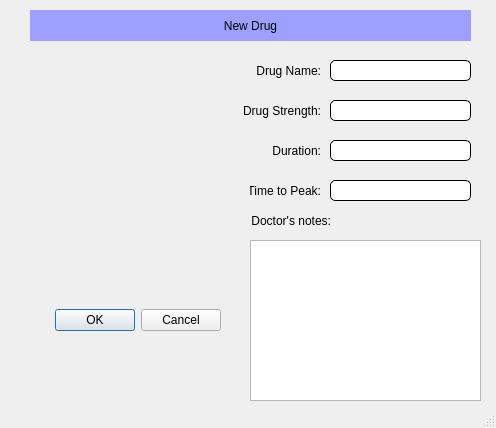
First picture: the form in addDrug.ui, repository jordanhenry92/Medical-Application, before the edit.
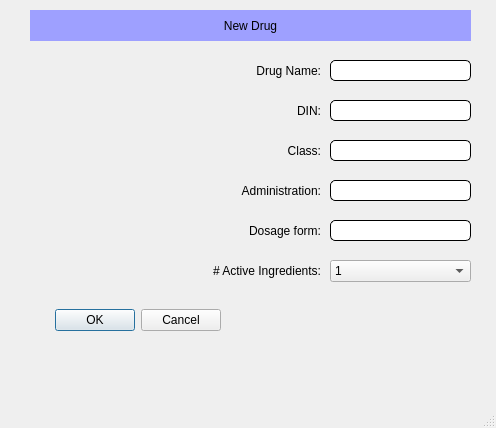
Second picture: the form after the edit. Icons and pictures are not drawn.

Commit message: Created add and remove functionality for both patients and drugs

What changed in the file:
```diff
--- a/addDrug.ui
+++ b/addDrug.ui
@@ -129,7 +129,7 @@
      </rect>
     </property>
     <property name="text">
-     <string>Drug Strength:</string>
+     <string>DIN:</string>
     </property>
     <property name="alignment">
      <set>Qt::AlignRight|Qt::AlignTrailing|Qt::AlignVCenter</set>
@@ -145,7 +145,7 @@
      </rect>
     </property>
     <property name="text">
-     <string>Duration:</string>
+     <string>Class:</string>
     </property>
     <property name="alignment">
      <set>Qt::AlignRight|Qt::AlignTrailing|Qt::AlignVCenter</set>
@@ -154,14 +154,14 @@
    <widget class="QLabel" name="label_13">
     <property name="geometry">
      <rect>
-      <x>250</x>
+      <x>240</x>
       <y>180</y>
-      <width>71</width>
+      <width>81</width>
       <height>21</height>
      </rect>
     </property>
     <property name="text">
-     <string>Time to Peak:</string>
+     <string>Administration:</string>
     </property>
     <property name="alignment">
      <set>Qt::AlignRight|Qt::AlignTrailing|Qt::AlignVCenter</set>
@@ -205,27 +205,105 @@
      <string/>
     </property>
    </widget>
-   <widget class="QTextEdit" name="dNoteEdit">
+   <widget class="QLabel" name="numIngredLabel">
     <property name="geometry">
      <rect>
-      <x>250</x>
-      <y>240</y>
-      <width>231</width>
-      <height>161</height>
+      <x>210</x>
+      <y>260</y>
+      <width>111</width>
+      <height>21</height>
      </rect>
     </property>
+    <property name="text">
+     <string># Active Ingredients:</string>
+    </property>
+    <property name="alignment">
+     <set>Qt::AlignRight|Qt::AlignTrailing|Qt::AlignVCenter</set>
+    </property>
    </widget>
-   <widget class="QLabel" name="label_14">
+   <widget class="QComboBox" name="dIngredBox">
     <property name="geometry">
      <rect>
+      <x>330</x>
+      <y>260</y>
+      <width>141</width>
+      <height>22</height>
+     </rect>
+    </property>
+    <property name="frame">
+     <bool>true</bool>
+    </property>
+    <item>
+     <property name="text">
+      <string>1</string>
+     </property>
+    </item>
+    <item>
+     <property name="text">
+      <string>2</string>
+     </property>
+    </item>
+    <item>
+     <property name="text">
+      <string>3</string>
+     </property>
+    </item>
+    <item>
+     <property name="text">
+      <string>4</string>
+     </property>
+    </item>
+    <item>
+     <property name="text">
+      <string>5</string>
+     </property>
+    </item>
+    <item>
+     <property name="text">
+      <string>6</string>
+     </property>
+    </item>
+    <item>
+     <property name="text">
+      <string>7</string>
+     </property>
+    </item>
+    <item>
+     <property name="text">
+      <string>8</string>
+     </property>
+    </item>
+   </widget>
+   <widget class="QLineEdit" name="dDosageLine">
+    <property name="geometry">
+     <rect>
+      <x>330</x>
+      <y>220</y>
+      <width>141</width>
+      <height>21</height>
+     </rect>
+    </property>
+    <property name="styleSheet">
+     <string notr="true">QLineEdit {
+	border: 1px solid black;
+	border-radius: 5px;
+}</string>
+    </property>
+    <property name="text">
+     <string/>
+    </property>
+   </widget>
+   <widget class="QLabel" name="drugDosageLabel">
+    <property name="geometry">
+     <rect>
       <x>240</x>
-      <y>210</y>
-      <width>91</width>
+      <y>220</y>
+      <width>81</width>
       <height>21</height>
      </rect>
     </property>
     <property name="text">
-     <string>Doctor's notes:</string>
+     <string>Dosage form:</string>
     </property>
     <property name="alignment">
      <set>Qt::AlignRight|Qt::AlignTrailing|Qt::AlignVCenter</set>
```
Left out of the diff: 24 changed lines with no effect on the pictures. The commit also changes 14 other files.
